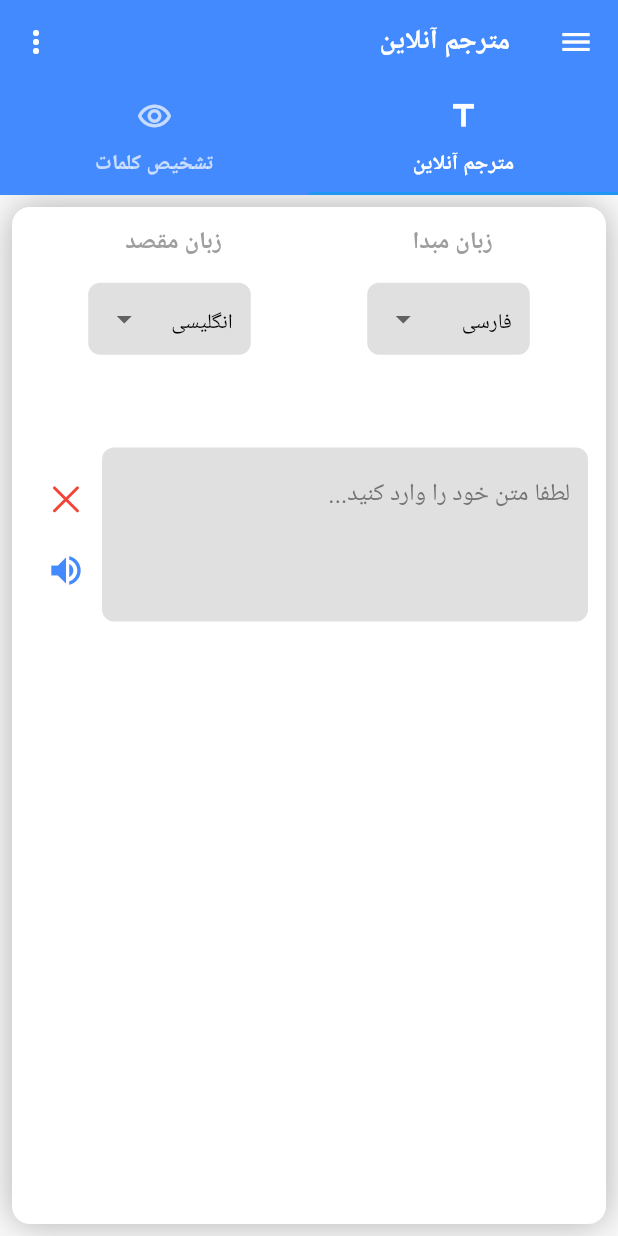
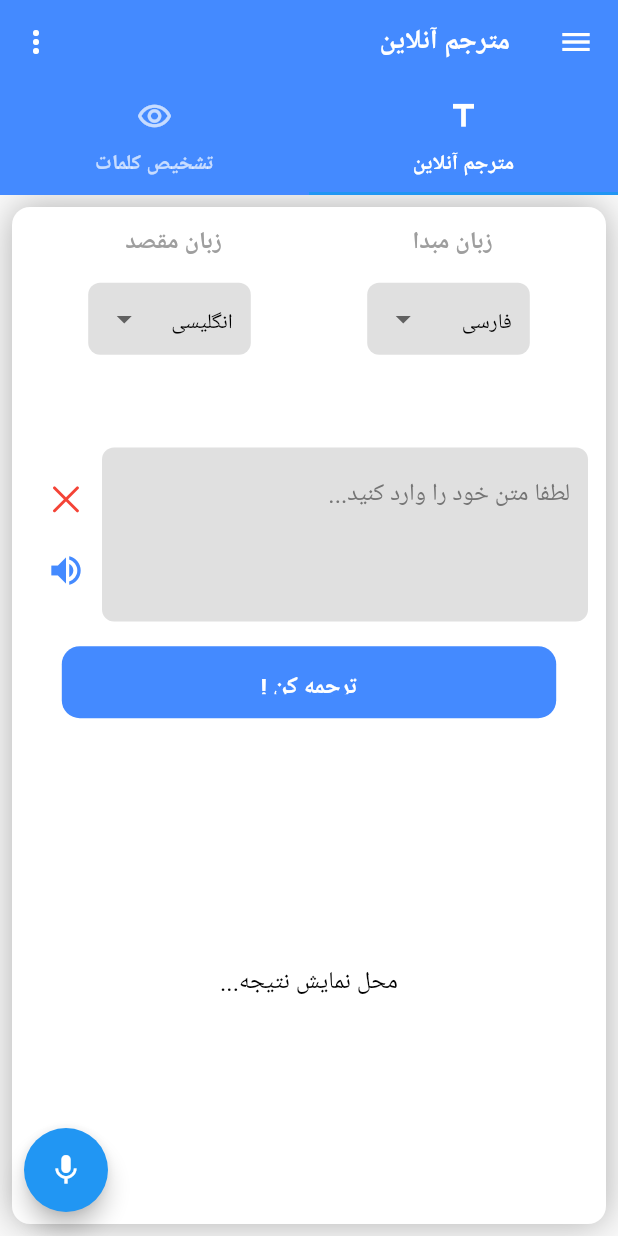
Before and after one commit to mohammad-dehghanifard/flutter_translation, a Flutter app: the screen it shows after launch, on a phone screen of 412 x 824 dp. Run offline on Flutter 3.47's test engine with Material 2 defaults, Android fonts, the phone set to English and light mode, and no system bars; our stand-ins replace google_fonts, loading_animation_widget; Roboto replaces fonts that are missing (Vazirmatn).

Commit message:
Completed TranslationScreen Ui

```diff
--- a/lib/screens/translation/translation_screen.dart
+++ b/lib/screens/translation/translation_screen.dart
@@ -38,7 +38,12 @@ class _TranslationScreenState extends State<TranslationScreen> {
   @override
   Widget build(BuildContext context) {
     final Size size = MediaQuery.of(context).size;
-    return Container(
+    return Scaffold(
+      floatingActionButton: FloatingActionButton(
+        onPressed: () {},
+        child: const Icon(Icons.mic),
+      ),
+      body: Container(
         width: size.width,
         height: size.height,
         margin: const EdgeInsets.all(8),
@@ -172,8 +177,22 @@ class _TranslationScreenState extends State<TranslationScreen> {
                   ],
                 ),
               ],
-          )
+            ),
+            SizedBox(height: size.height * 0.02,),
+            // CupertinoButton
+            SizedBox(
+              width: size.width * 0.8,
+              height: 48,
+              child: CupertinoButton(
+                  color: Colors.blueAccent,
+                  pressedOpacity: 0.8,
+                  onPressed: () {},
+                  child: Text('ترجمه کن !',style: AppTextStyle.title.apply(color: Colors.white)),),
+            ),
+            SizedBox(height: size.height * 0.2,),
+            Text("محل نمایش نتیجه...",style: AppTextStyle.subTitle,)
           ],
+        ),
       ),
     );
   }
```
Lines whose indentation alone changed are shown as unchanged.
